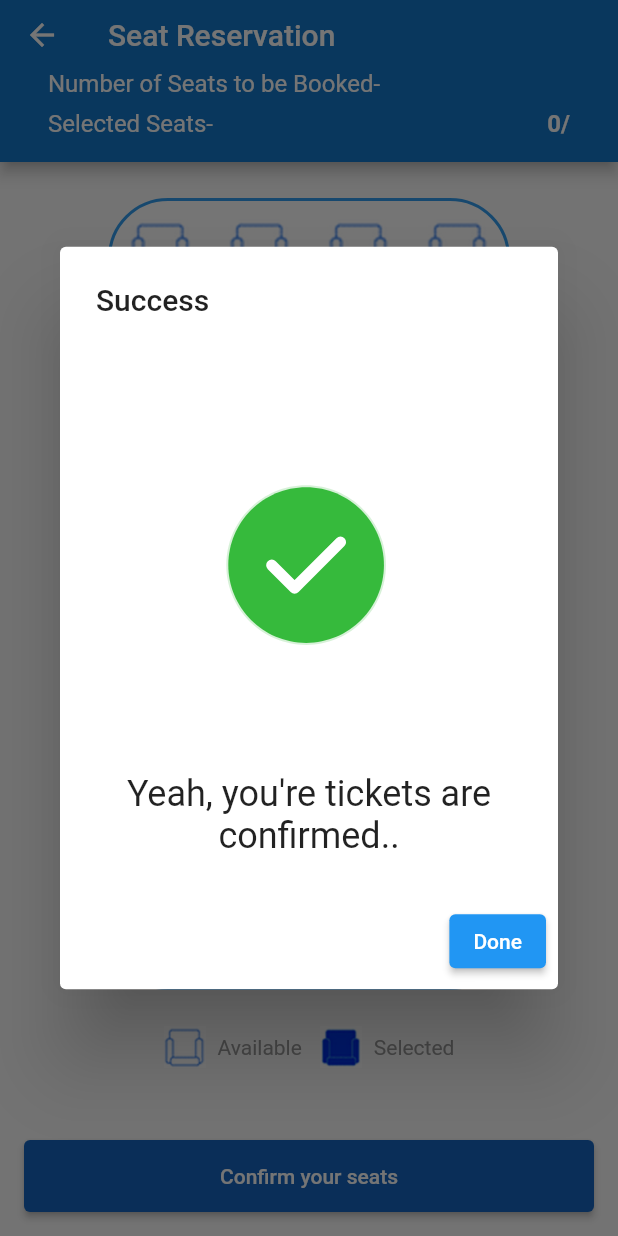
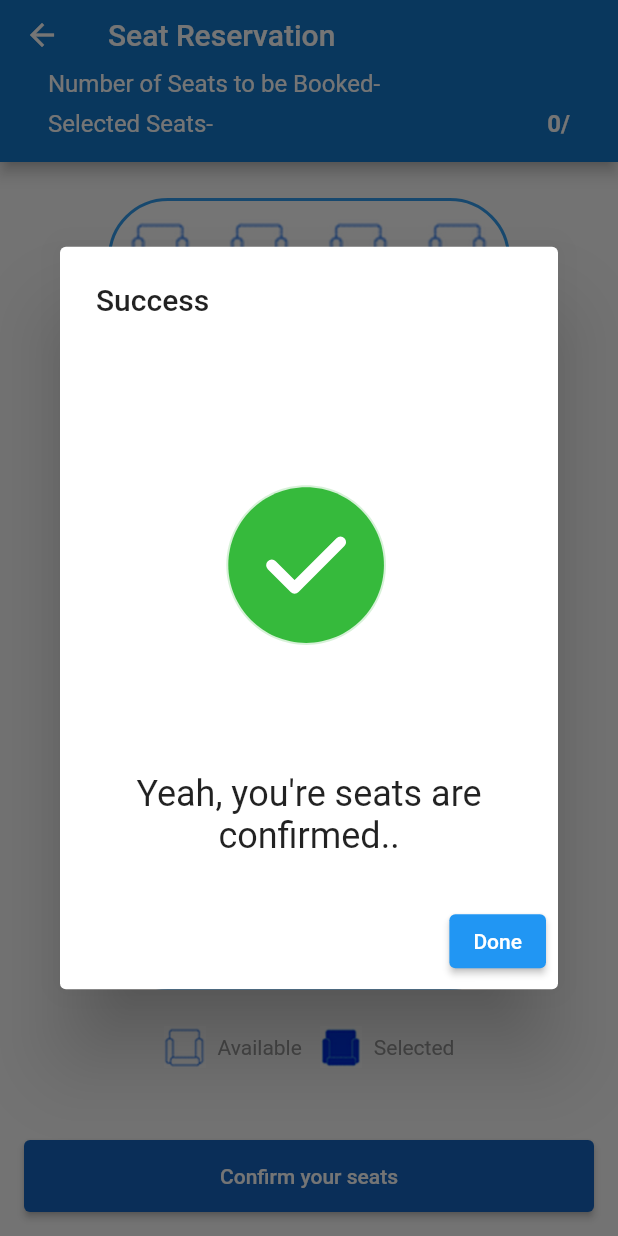
Before and after one commit to Yukti-Agarwal88/bus-ticket-booking-app, a Flutter app: the SeatReservationScreen screen opened directly with empty values, after a tap on "Confirm your seats", on a phone screen of 412 x 824 dp. Run offline on Flutter 3.47's test engine with Material 2 defaults, Android fonts, the phone set to English and light mode, and no system bars; drawn by our look-alikes of delayed_display; our stand-ins replace lottie.

Commit message:
final changes

```diff
--- a/lib/screens/seat_area.dart
+++ b/lib/screens/seat_area.dart
@@ -58,7 +58,7 @@ class _SeatReservationScreenState extends State<SeatReservationScreen> {
                       repeat: true,
                     ),
                     const Text(
-                      'Yeah, you\'re tickets are confirmed..',
+                      'Yeah, you\'re seats are confirmed..',
                       textAlign: TextAlign.center,
                       style: TextStyle(fontSize: 24),
                     ),
```
